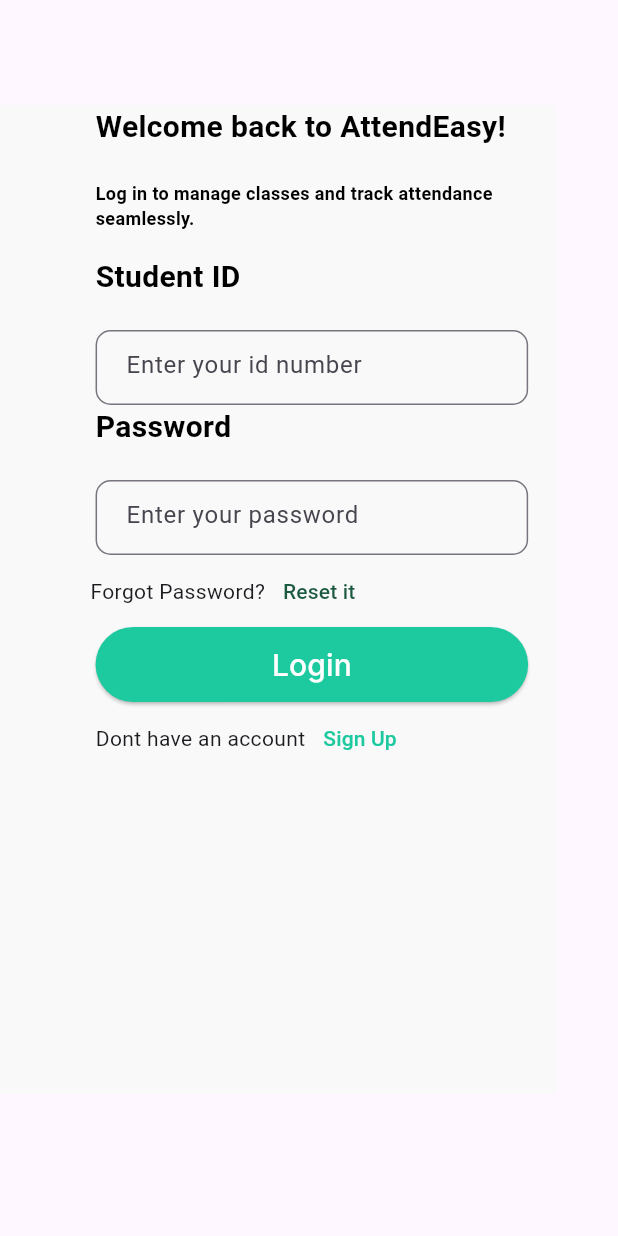
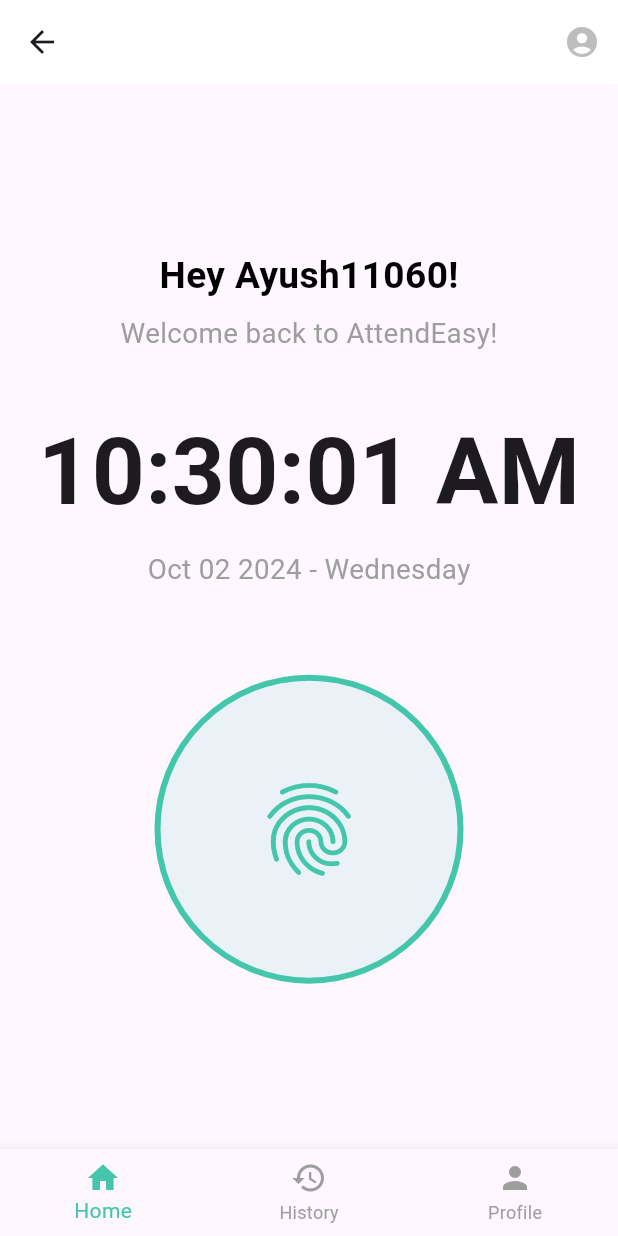
Before and after one commit to Ayushkumar8989/Attend_easy, a Flutter app: the LoginStu screen opened directly, after a tap on "Login", on a phone screen of 412 x 824 dp. Run offline on Flutter 3.47's test engine with Material 3 defaults, Android fonts, the phone set to English and light mode, and no system bars; our stand-ins replace persistent_bottom_nav_bar; Roboto replaces fonts that are missing (DM Sans, Inter).

Commit message:
commit stud_homepage

```diff
--- a/lib/student/loginstu.dart
+++ b/lib/student/loginstu.dart
@@ -1,4 +1,6 @@
+import 'package:attend_easy/main.dart';
 import 'package:attend_easy/student/signinstu.dart';
+import 'package:attend_easy/student/stud_homepage.dart';
 import 'package:flutter/material.dart';
 
 class LoginStu extends StatefulWidget {
@@ -128,7 +130,14 @@ class _LoginState extends State<LoginStu> {
                 margin: const EdgeInsets.only(left: 45),
                 height: 50,
                 child: ElevatedButton(
-                  onPressed: () {},
+                  onPressed: () {
+                    Navigator.push(
+                      context,
+                      MaterialPageRoute(
+                        builder: (context) => AttendEasyScreen(),
+                      ),
+                    );
+                  },
                   style: ElevatedButton.styleFrom(
                     backgroundColor: const Color(0xFF1DC99E),
                     foregroundColor: Colors.white,
--- /dev/null
+++ b/lib/student/stud_homepage.dart
@@ -0,0 +1,168 @@
+import 'dart:async'; // Import for Timer
+import 'package:flutter/material.dart';
+import 'package:intl/intl.dart'; // For formatting the date and time
+
+void main() {
+  runApp(MyApp());
+}
+
+class MyApp extends StatelessWidget {
+  @override
+  Widget build(BuildContext context) {
+    return MaterialApp(
+      debugShowCheckedModeBanner: false,
+      theme: ThemeData(
+        primaryColor: Color(0xFF43c6ac),
+        scaffoldBackgroundColor: Colors.white,
+      ),
+      home: AttendEasyScreen(),
+    );
+  }
+}
+
+class AttendEasyScreen extends StatefulWidget {
+  @override
+  _AttendEasyScreenState createState() => _AttendEasyScreenState();
+}
+
+class _AttendEasyScreenState extends State<AttendEasyScreen> {
+  String formattedTime = '';
+  String formattedDate = '';
+  Timer? timer; // For updating time periodically
+
+  @override
+  void initState() {
+    super.initState();
+    _updateDateTime(); // Get the initial time and date
+    // Update time every second
+    timer =
+        Timer.periodic(Duration(seconds: 1), (Timer t) => _updateDateTime());
+  }
+
+  void _updateDateTime() {
+    DateTime now = DateTime.now();
+    setState(() {
+      formattedTime =
+          DateFormat('hh:mm:ss a').format(now); // Format time as 08:00 AM
+      formattedDate = DateFormat('MMM dd yyyy - EEEE')
+          .format(now); // Format date as Aug 04 2024 - Monday
+    });
+  }
+
+  @override
+  void dispose() {
+    timer?.cancel(); // Stop the timer when widget is disposed
+    super.dispose();
+  }
+
+  @override
+  Widget build(BuildContext context) {
+    return Scaffold(
+      appBar: AppBar(
+        backgroundColor: Colors.white,
+        elevation: 0,
+        actions: [
+          IconButton(
+            icon: Icon(Icons.account_circle, color: Colors.grey[400]),
+            onPressed: () {},
+          ),
+        ],
+      ),
+      body: LayoutBuilder(
+        builder: (context, constraints) {
+          // Calculate responsive sizes based on layout constraints
+          double height = constraints.maxHeight;
+          double width = constraints.maxWidth;
+          double textMultiplier =
+              width * 0.06; // Text size responsive multiplier
+
+          return Center(
+            child: SingleChildScrollView(
+              child: Column(
+                mainAxisAlignment: MainAxisAlignment.center,
+                children: [
+                  Text(
+                    'Hey Ayush11060!',
+                    style: TextStyle(
+                      fontSize: textMultiplier, // Responsive text size
+                      fontWeight: FontWeight.bold,
+                      color: Colors.black,
+                    ),
+                  ),
+                  SizedBox(height: height * 0.01),
+                  Text(
+                    'Welcome back to AttendEasy!',
+                    style: TextStyle(
+                      fontSize: width * 0.045, // Responsive text size
+                      color: Colors.grey,
+                    ),
+                  ),
+                  SizedBox(height: height * 0.05),
+                  Text(
+                    formattedTime,
+                    style: TextStyle(
+                      fontSize: width * 0.15, // Responsive font size
+                      fontWeight: FontWeight.bold,
+                    ),
+                  ),
+                  SizedBox(height: height * 0.01),
+                  Text(
+                    formattedDate,
+                    style: TextStyle(
+                      fontSize: width * 0.045, // Responsive font size
+                      color: Colors.grey,
+                    ),
+                  ),
+                  SizedBox(height: height * 0.08),
+                  GestureDetector(
+                    onTap: () {
+                      _updateDateTime(); // Update time and date when button is tapped
+                    },
+                    child: Container(
+                      height: width * 0.5,
+                      width: width * 0.5,
+                      decoration: BoxDecoration(
+                        color: Color(0xFF43c6ac).withOpacity(0.1),
+                        shape: BoxShape.circle,
+                        border: Border.all(
+                          color: Color(0xFF43c6ac),
+                          width: 4,
+                        ),
+                      ),
+                      child: Center(
+                        child: Icon(
+                          Icons.fingerprint,
+                          color: Color(0xFF43c6ac),
+                          size: width * 0.18, // Responsive icon size
+                        ),
+                      ),
+                    ),
+                  ),
+                ],
+              ),
+            ),
+          );
+        },
+      ),
+      bottomNavigationBar: BottomNavigationBar(
+        currentIndex: 0,
+        selectedItemColor: Color(0xFF43c6ac),
+        unselectedItemColor: Colors.grey,
+        items: [
+          BottomNavigationBarItem(
+            icon: Icon(Icons.home),
+            label: 'Home',
+          ),
+          BottomNavigationBarItem(
+            icon: Icon(Icons.history),
+            label: 'History',
+          ),
+          BottomNavigationBarItem(
+            icon: Icon(Icons.person),
+            label: 'Profile',
+          ),
+        ],
+      ),
+    );
+  }
+}
--- a/pubspec.yaml
+++ b/pubspec.yaml
@@ -30,7 +30,7 @@ environment:
 dependencies:
   flutter:
     sdk: flutter
-
+  intl: ^0.19.0
 
   # The following adds the Cupertino Icons font to your application.
   # Use with the CupertinoIcons class for iOS style icons.
```
Also changed, not shown: pubspec.lock.
